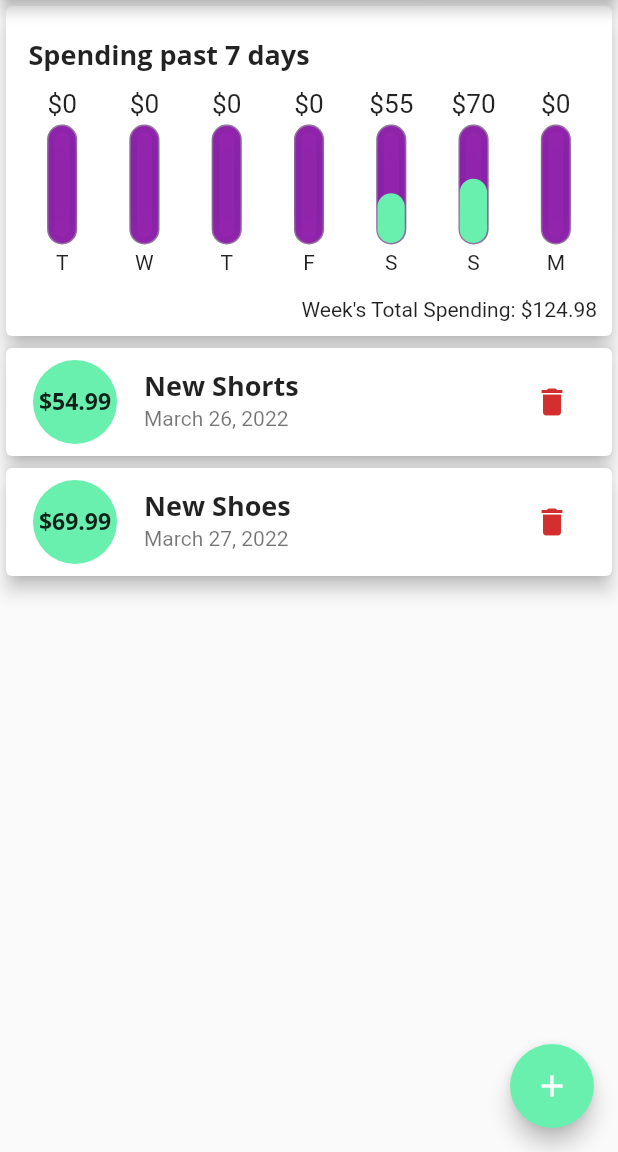
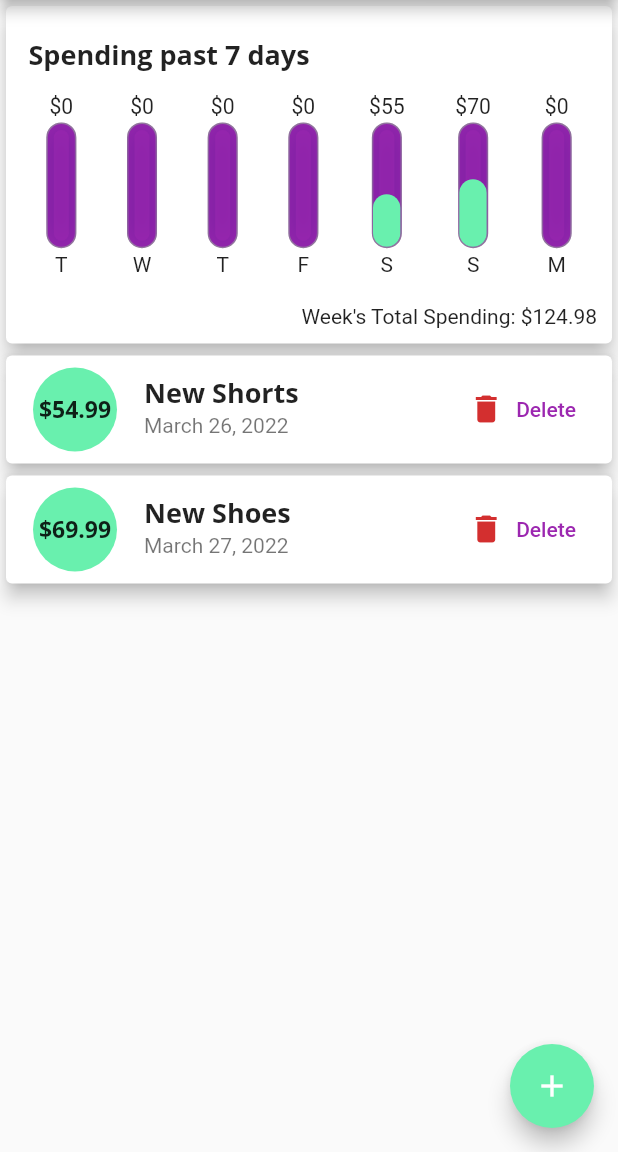
Before and after one commit to jeremylshepherd/expense_tracker, a Flutter app: the screen it shows after launch, on a phone screen of 412 x 824 dp, the part 84-1236 px from its top. Run offline on Flutter 3.47's test engine with Material 2 defaults, Android fonts, the phone set to English and light mode, and no system bars.

Commit message:
Completed through 137

```diff
--- a/lib/main.dart
+++ b/lib/main.dart
@@ -1,4 +1,14 @@
 import 'package:flutter/material.dart';
+import 'package:flutter/services.dart';
 import 'src/app.dart';
 
-void main() => runApp(const App());
+void main() {
+  // WidgetsFlutterBinding.ensureInitialized();
+  // SystemChrome.setPreferredOrientations(
+  //   [
+  //     DeviceOrientation.portraitUp,
+  //     DeviceOrientation.portraitDown,
+  //   ],
+  // );
+  runApp(const App());
+}
--- a/lib/src/app.dart
+++ b/lib/src/app.dart
@@ -1,3 +1,5 @@
+import 'dart:io';
+
 import 'package:flutter/material.dart';
 
 import 'widgets/new_transaction.dart';
@@ -31,6 +33,7 @@ class _AppState extends State<App> {
       ),
     ),
   ];
+  bool _showChart = true;
 
   List<Transaction> get _recentTransactions {
     return _transactions
@@ -62,12 +65,21 @@ class _AppState extends State<App> {
   }
 
   void _showNewTransactionForm(BuildContext ctx) {
+    NewTransaction newTx = NewTransaction(addTransaction: _addNewTransaction);
+    var media = MediaQuery.of(ctx);
     showModalBottomSheet(
+        isScrollControlled: true,
         context: ctx,
         builder: (_) {
           return GestureDetector(
             onTap: () {},
-            child: NewTransaction(addTransaction: _addNewTransaction),
+            child: Padding(
+              padding: EdgeInsets.only(
+                // top: media.size.height * 0.25,
+                bottom: media.viewInsets.bottom + (media.size.height * 0.40),
+              ),
+              child: newTx,
+            ),
             behavior: HitTestBehavior.opaque,
           );
         });
@@ -78,8 +90,7 @@ class _AppState extends State<App> {
     return MaterialApp(
       theme: _appTheme(),
       home: Builder(builder: (context) {
-        return Scaffold(
-          appBar: AppBar(
+        final myAppBar = AppBar(
           title: const Text('Expense Tracker'),
           actions: [
             IconButton(
@@ -87,18 +98,21 @@ class _AppState extends State<App> {
               onPressed: () => _showNewTransactionForm(context),
             ),
           ],
-          ),
-          body: Column(
-            crossAxisAlignment: CrossAxisAlignment.stretch,
-            children: [
-              Chart(recentTransactions: _recentTransactions),
-              TransactionList(
-                transactions: _transactions,
-                removeTransaction: _removeTransaction,
-              ),
-            ],
-          ),
-          floatingActionButton: FloatingActionButton(
+        );
+        final mediaQuery = MediaQuery.of(context);
+        final remainingHeight = mediaQuery.size.height -
+            myAppBar.preferredSize.height -
+            mediaQuery.padding.top -
+            40;
+        final orientantion = mediaQuery.orientation;
+        return Scaffold(
+          appBar: myAppBar,
+          body: orientantion == Orientation.portrait
+              ? _buildPortraitLayout(remainingHeight)
+              : _buildLandscapeLayout(remainingHeight),
+          floatingActionButton: Platform.isIOS
+              ? null
+              : FloatingActionButton(
                   onPressed: () => _showNewTransactionForm(context),
                   child: const Icon(Icons.add),
                 ),
@@ -117,6 +131,10 @@ class _AppState extends State<App> {
       errorColor: Colors.red.shade300,
       fontFamily: 'Quicksand',
       textTheme: ThemeData.light().textTheme.copyWith(
+            labelMedium: const TextStyle(
+              fontFamily: 'OpenSans',
+              fontSize: 14,
+            ),
             headline6: const TextStyle(
               fontFamily: 'OpenSans',
               fontWeight: FontWeight.bold,
@@ -145,4 +163,64 @@ class _AppState extends State<App> {
       ),
     );
   }
+
+  Widget _buildPortraitLayout(double remainingHeight) {
+    return Column(
+      crossAxisAlignment: CrossAxisAlignment.stretch,
+      children: [
+        SizedBox(
+          height: remainingHeight * .32,
+          child: Chart(recentTransactions: _recentTransactions),
+        ),
+        Expanded(
+          child: SizedBox(
+            height: remainingHeight * .68,
+            child: TransactionList(
+              transactions: _transactions,
+              removeTransaction: _removeTransaction,
+            ),
+          ),
+        ),
+      ],
+    );
   }
+
+  Widget _buildLandscapeLayout(double remainingHeight) {
+    const double switchHeight = 40;
+    final Widget chartSwitch = SizedBox(
+      height: switchHeight,
+      width: double.infinity,
+      child: Row(
+        mainAxisAlignment: MainAxisAlignment.center,
+        children: [
+          Text('Show ${_showChart ? 'List' : 'Chart'}',
+              style: Theme.of(context).textTheme.labelMedium),
+          Switch.adaptive(
+            value: _showChart,
+            activeColor: Theme.of(context).colorScheme.primary,
+            activeTrackColor: Theme.of(context).colorScheme.secondary,
+            onChanged: (val) => setState(() => _showChart = val),
+          ),
+        ],
+      ),
+    );
+    return Column(
+      crossAxisAlignment: CrossAxisAlignment.stretch,
+      children: [
+        chartSwitch,
+        _showChart
+            ? SizedBox(
+                height: (remainingHeight - switchHeight) * 0.9,
+                child: Chart(recentTransactions: _recentTransactions),
+              )
+            : SizedBox(
+                height: remainingHeight - switchHeight,
+                child: TransactionList(
+                  transactions: _transactions,
+                  removeTransaction: _removeTransaction,
+                ),
+              ),
+      ],
+    );
+  }
+}
--- a/lib/src/widgets/chart.dart
+++ b/lib/src/widgets/chart.dart
@@ -59,17 +59,17 @@ class Chart extends StatelessWidget {
                 ),
               ),
             ),
-            Row(
-              mainAxisAlignment: MainAxisAlignment.spaceAround,
-              children: groupedTransactionValues
-                  .map((e) => Flexible(
-                        fit: FlexFit.tight,
-                        child: ChartBar(
+            Flexible(
+              flex: 1,
+              child: Row(
+                mainAxisAlignment: MainAxisAlignment.spaceAround,
+                children: groupedTransactionValues
+                    .map((e) => ChartBar(
                           recentExpense: e,
                           weeklySpending: totalSpending,
-                        ),
-                      ))
-                  .toList(),
+                        ))
+                    .toList(),
+              ),
             ),
             Container(
               width: double.infinity,
--- a/lib/src/widgets/chart_bar.dart
+++ b/lib/src/widgets/chart_bar.dart
@@ -14,20 +14,22 @@ class ChartBar extends StatelessWidget {
 
   @override
   Widget build(BuildContext context) {
+    return LayoutBuilder(
+      builder: (context, constraints) {
         return Column(
           mainAxisAlignment: MainAxisAlignment.center,
           children: [
-        Container(
-          height: 20,
+            SizedBox(
+              height: constraints.maxHeight * 0.125,
               child: FittedBox(
                 child: Text('\$${recentExpense.amount.toStringAsFixed(0)}'),
               ),
             ),
-        const SizedBox(
-          height: 4,
+            SizedBox(
+              height: constraints.maxHeight * 0.02,
             ),
-        Container(
-          height: 80,
+            SizedBox(
+              height: constraints.maxHeight * 0.65,
               width: 20,
               child: Stack(
                 alignment: AlignmentDirectional.bottomStart,
@@ -42,11 +44,13 @@ class ChartBar extends StatelessWidget {
                   Container(
                     alignment: AlignmentDirectional.center,
                     width: 10,
-                height: 70,
+                    height: (constraints.maxHeight * 0.65) - 10,
                     margin: const EdgeInsets.only(left: 5, bottom: 5),
                     decoration: BoxDecoration(
-                    color:
-                        Theme.of(context).colorScheme.primary.withOpacity(0.5),
+                        color: Theme.of(context)
+                            .colorScheme
+                            .primary
+                            .withOpacity(0.5),
                         borderRadius: BorderRadius.circular(15),
                         boxShadow: [
                           BoxShadow(
@@ -74,11 +78,15 @@ class ChartBar extends StatelessWidget {
                 ],
               ),
             ),
-        const SizedBox(
-          height: 4,
+            SizedBox(
+              height: constraints.maxHeight * 0.02,
             ),
-        Text(recentExpense.day.substring(0, 1).toUpperCase()),
+            FittedBox(
+              child: Text(recentExpense.day.substring(0, 1).toUpperCase()),
+            ),
           ],
+        );
+      },
     );
   }
 }
--- a/lib/src/widgets/new_transaction.dart
+++ b/lib/src/widgets/new_transaction.dart
@@ -56,7 +56,8 @@ class _NewTransactionState extends State<NewTransaction> {
 
   @override
   Widget build(BuildContext context) {
-    return Card(
+    return SingleChildScrollView(
+      child: Card(
         child: Column(
           crossAxisAlignment: CrossAxisAlignment.end,
           children: [
@@ -65,6 +66,7 @@ class _NewTransactionState extends State<NewTransaction> {
             _buildDatePicker(context),
             _buildSubmitButton(context),
           ],
+        ),
       ),
     );
   }
--- a/lib/src/widgets/transaction_list.dart
+++ b/lib/src/widgets/transaction_list.dart
@@ -1,6 +1,6 @@
-import 'package:expense_tracker/src/models/transaction.dart';
-import 'package:intl/intl.dart';
 import 'package:flutter/material.dart';
+import '../models/transaction.dart';
+import 'transaction_tile.dart';
 
 class TransactionList extends StatelessWidget {
   final List<Transaction> transactions;
@@ -13,10 +13,12 @@ class TransactionList extends StatelessWidget {
 
   @override
   Widget build(BuildContext context) {
-    return Container(
-      height: 350,
-      child: transactions.isEmpty
-          ? Column(
+    final media = MediaQuery.of(context);
+    final bool isPortrait = media.orientation == Orientation.portrait;
+    const double totalSpacers = 40;
+    return transactions.isEmpty
+        ? LayoutBuilder(builder: (context, constraints) {
+            return Column(
               children: [
                 Text(
                   'No transactions yet',
@@ -25,53 +27,26 @@ class TransactionList extends StatelessWidget {
                 const SizedBox(
                   height: 20,
                 ),
-                Container(
-                  height: 200,
+                SizedBox(
+                  height: (isPortrait
+                          ? constraints.maxHeight * 0.75
+                          : constraints.maxHeight * 0.95) -
+                      totalSpacers,
                   child: Image.asset(
                     'assets/images/waiting.png',
                     fit: BoxFit.cover,
                   ),
                 ),
               ],
-            )
-          : ListView.builder(
-              itemBuilder: (context, index) => _buildListTile(context, index),
-              itemCount: transactions.length,
-            ),
-    );
-  }
-
-  Widget _buildListTile(context, index) {
-    return Card(
-      elevation: 5,
-      child: ListTile(
-        leading: CircleAvatar(
-          backgroundColor: Theme.of(context).colorScheme.secondary,
-          radius: 30,
-          child: Padding(
-            padding: const EdgeInsets.all(6),
-            child: FittedBox(
-              child: Text(
-                '\$${transactions[index].amount.toStringAsFixed(2)}',
-                style: Theme.of(context).textTheme.headline6,
-              ),
-            ),
-          ),
-        ),
-        title: Text(
-          transactions[index].title,
-          style: Theme.of(context).textTheme.headline6,
-        ),
-        subtitle:
-            Text(DateFormat.yMMMMd('en-us').format(transactions[index].date)),
-        trailing: IconButton(
-          icon: Icon(
-            Icons.delete,
-            color: Theme.of(context).errorColor,
-          ),
-          onPressed: () => removeTransaction(transactions[index].id),
-        ),
-      ),
-    );
+            );
+          })
+        : ListView.builder(
+            itemBuilder: (context, index) => TransactionTile(
+                transactions: transactions,
+                removeTransaction: removeTransaction,
+                context: context,
+                index: index),
+            itemCount: transactions.length,
+          );
   }
 }
--- /dev/null
+++ b/lib/src/widgets/transaction_tile.dart
@@ -0,0 +1,62 @@
+import 'package:flutter/material.dart';
+import 'package:intl/intl.dart';
+import '../models/transaction.dart';
+
+class TransactionTile extends StatelessWidget {
+  const TransactionTile({
+    Key? key,
+    required this.transactions,
+    required this.removeTransaction,
+    required this.context,
+    required this.index,
+  }) : super(key: key);
+
+  final List<Transaction> transactions;
+  final Function removeTransaction;
+  final BuildContext context;
+  final int index;
+
+  @override
+  Widget build(BuildContext context) {
+    return Card(
+      elevation: 5,
+      child: ListTile(
+        leading: CircleAvatar(
+          backgroundColor: Theme.of(context).colorScheme.secondary,
+          radius: 30,
+          child: Padding(
+            padding: const EdgeInsets.all(6),
+            child: FittedBox(
+              child: Text(
+                '\$${transactions[index].amount.toStringAsFixed(2)}',
+                style: Theme.of(context).textTheme.headline6,
+              ),
+            ),
+          ),
+        ),
+        title: Text(
+          transactions[index].title,
+          style: Theme.of(context).textTheme.headline6,
+        ),
+        subtitle:
+            Text(DateFormat.yMMMMd('en-us').format(transactions[index].date)),
+        trailing: MediaQuery.of(context).size.width > 360
+            ? TextButton.icon(
+                onPressed: () => removeTransaction(transactions[index].id),
+                icon: Icon(
+                  Icons.delete,
+                  color: Theme.of(context).errorColor,
+                ),
+                label: const Text("Delete"),
+              )
+            : IconButton(
+                icon: Icon(
+                  Icons.delete,
+                  color: Theme.of(context).errorColor,
+                ),
+                onPressed: () => removeTransaction(transactions[index].id),
+              ),
+      ),
+    );
+  }
+}
```
Also changed, not shown: 1 other file. Lines whose indentation alone changed are shown as unchanged.
